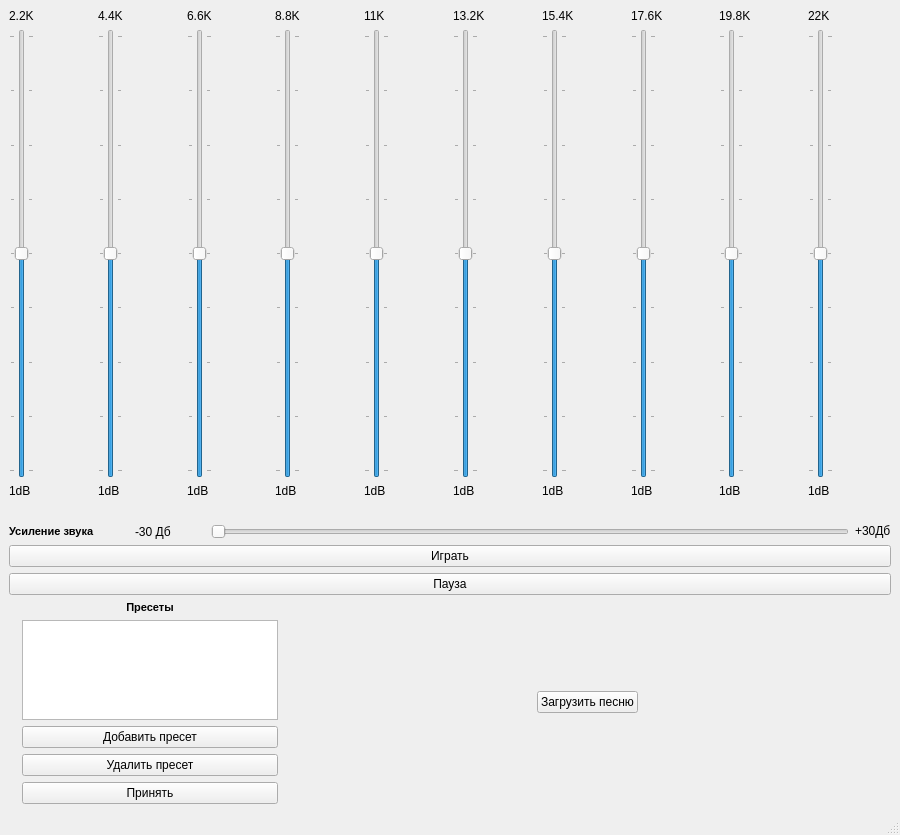
Rhombus-H/lyceum_equalizer, file static/main_window.ui: the form before one commit.
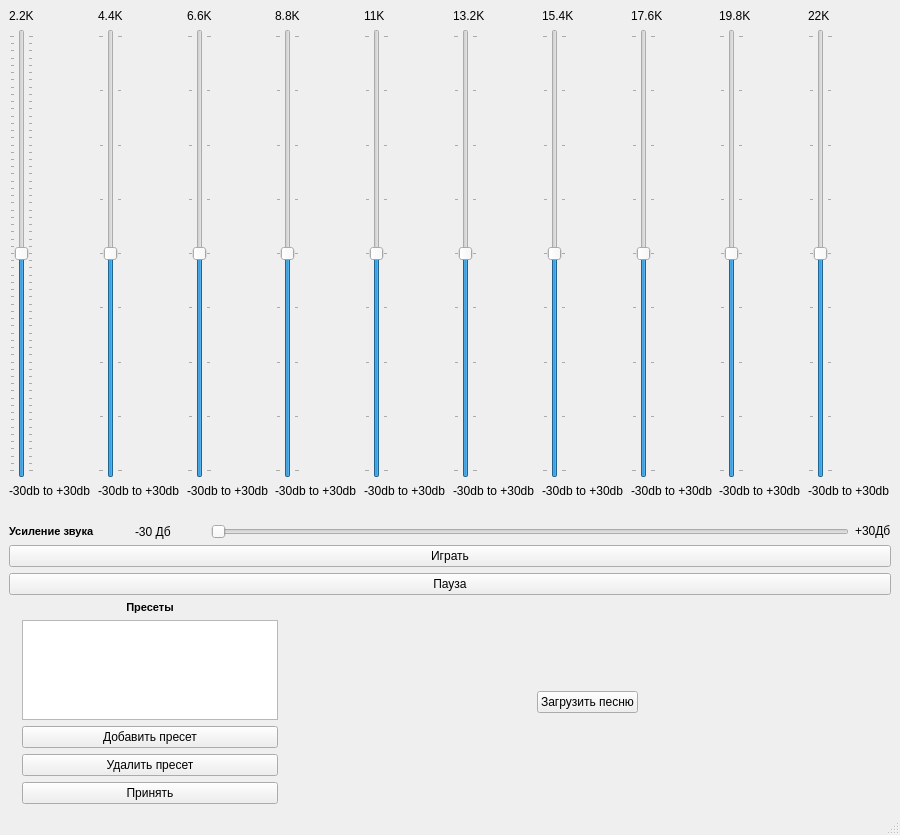
The form after the commit. Icons and pictures are not drawn.

Commit message: вроде дописал всё, кроме паузы

The edit to the form file:
```diff
--- a/static/main_window.ui
+++ b/static/main_window.ui
@@ -34,14 +34,17 @@
         </item>
         <item>
          <widget class="QSlider" name="slider_1">
+          <property name="minimum">
+           <number>-30</number>
+          </property>
           <property name="maximum">
-           <number>8</number>
+           <number>30</number>
           </property>
           <property name="pageStep">
            <number>1</number>
           </property>
           <property name="value">
-           <number>4</number>
+           <number>0</number>
           </property>
           <property name="orientation">
            <enum>Qt::Vertical</enum>
@@ -54,7 +57,7 @@
         <item>
          <widget class="QLabel" name="slider_1_label">
           <property name="text">
-           <string>1dB</string>
+           <string>-30db to +30db</string>
           </property>
          </widget>
         </item>
@@ -91,7 +94,7 @@
         <item>
          <widget class="QLabel" name="slider_2_label">
           <property name="text">
-           <string>1dB</string>
+           <string>-30db to +30db</string>
           </property>
          </widget>
         </item>
@@ -128,7 +131,7 @@
         <item>
          <widget class="QLabel" name="slider_3_label">
           <property name="text">
-           <string>1dB</string>
+           <string>-30db to +30db</string>
           </property>
          </widget>
         </item>
@@ -171,7 +174,7 @@
         <item>
          <widget class="QLabel" name="slider_4_label">
           <property name="text">
-           <string>1dB</string>
+           <string>-30db to +30db</string>
           </property>
          </widget>
         </item>
@@ -208,7 +211,7 @@
         <item>
          <widget class="QLabel" name="slider_5_label">
           <property name="text">
-           <string>1dB</string>
+           <string>-30db to +30db</string>
           </property>
          </widget>
         </item>
@@ -245,7 +248,7 @@
         <item>
          <widget class="QLabel" name="slider_6_label">
           <property name="text">
-           <string>1dB</string>
+           <string>-30db to +30db</string>
           </property>
          </widget>
         </item>
@@ -288,7 +291,7 @@
         <item>
          <widget class="QLabel" name="slider_7_label">
           <property name="text">
-           <string>1dB</string>
+           <string>-30db to +30db</string>
           </property>
          </widget>
         </item>
@@ -325,7 +328,7 @@
         <item>
          <widget class="QLabel" name="slider_8_label">
           <property name="text">
-           <string>1dB</string>
+           <string>-30db to +30db</string>
           </property>
          </widget>
         </item>
@@ -362,7 +365,7 @@
         <item>
          <widget class="QLabel" name="slider_9_label">
           <property name="text">
-           <string>1dB</string>
+           <string>-30db to +30db</string>
           </property>
          </widget>
         </item>
@@ -399,7 +402,7 @@
         <item>
          <widget class="QLabel" name="slider_10_label">
           <property name="text">
-           <string>1dB</string>
+           <string>-30db to +30db</string>
           </property>
          </widget>
         </item>
```
The commit also changes 2 other files.
